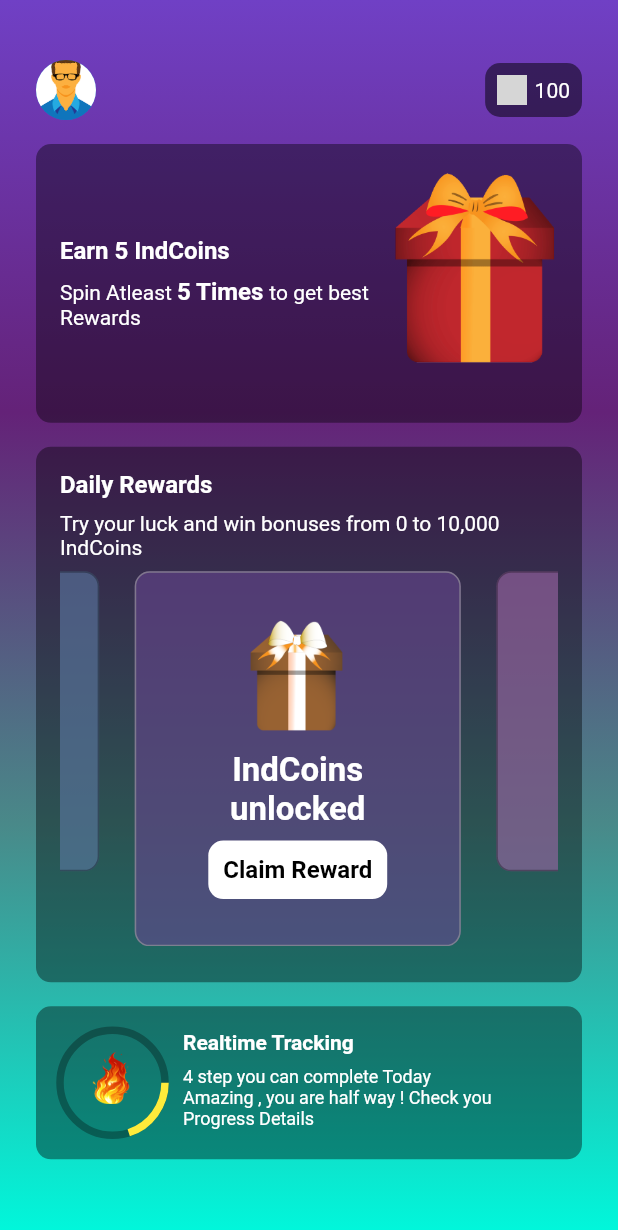
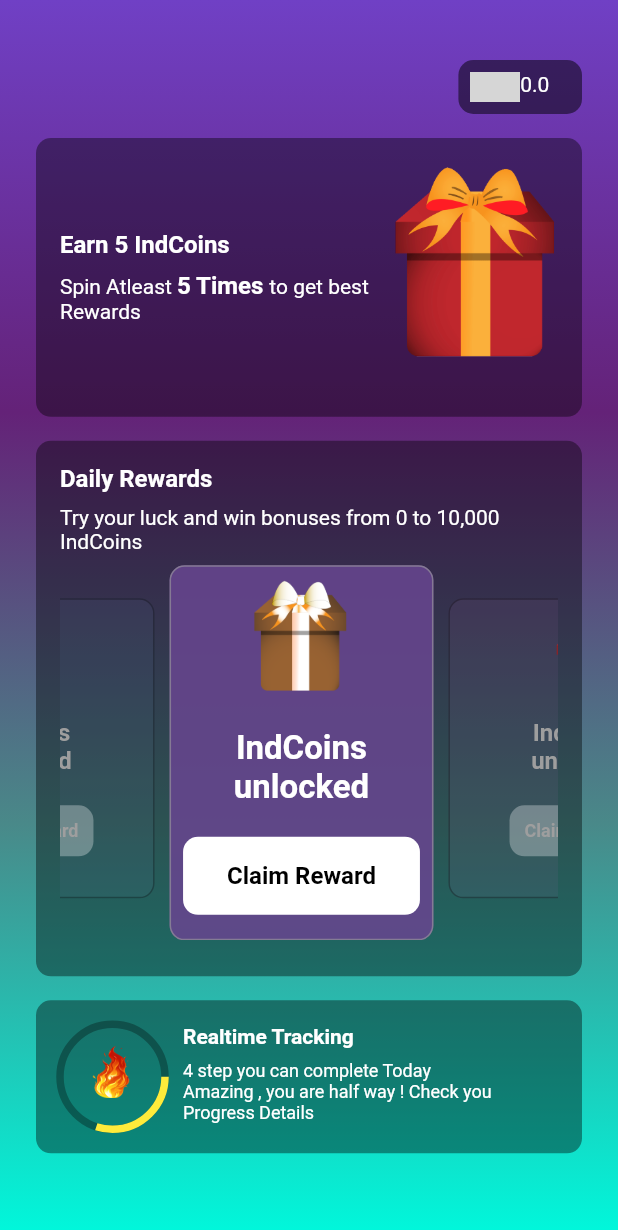
Before and after one commit to IndTubes/spinner-, a Flutter app: the RewardedScreen screen opened by its route, on a phone screen of 412 x 824 dp. Shown: the top 1230 px of the screen. Run offline on Flutter 3.47's test engine with Material 2 defaults, Android fonts, the phone set to English and light mode, and no system bars; our stand-ins replace audio_service, cached_network_image, device_info_plus, firebase_core, get, google_mobile_ads and 2 more; missing offline and left inert: audio_session, gif; accounts and stored records are empty; network calls fail; grey boxes are pictures that could not be loaded.

Commit message:
New Pop Design 22:06:2023 at 12:43Am

```diff
--- a/lib/resources/asset_constants.dart
+++ b/lib/resources/asset_constants.dart
@@ -17,4 +17,5 @@ class AssetConstants {
   static const String icFire  ='$_rootIconsPath/ic_fire.png' ;
   static const String icReward1  ='$_rootIconsPath/ic_reward_1.png' ;
   static const String icReward2  ='$_rootIconsPath/ic_reward_2.png' ;
+  static const String icGoldImage  ='$_rootIconsPath/gold_image.png' ;
 }
--- a/lib/spinner/reward_screen.dart
+++ b/lib/spinner/reward_screen.dart
@@ -2,6 +2,7 @@ import 'package:flutter/material.dart';
 import 'package:get/get.dart';
 import 'package:indtubes_1/resources/asset_constants.dart';
 import 'package:indtubes_1/resources/color_constants.dart';
+import 'package:indtubes_1/show_popup.dart';
 import 'package:indtubes_1/spinner/widget/custom_tracker.dart';
 import 'package:indtubes_1/view_model/rewarded_controller.dart';
 
@@ -13,12 +14,16 @@ class RewardedScreen extends StatelessWidget {
 final rewardedController = Get.put(RewardedController());
   @override
   Widget build(BuildContext context) {
-    return Scaffold(
+    return WillPopScope(
+      onWillPop:()async{
+       return  rewardedController.onWillPopScope(context) ;
+      },
+      child: Scaffold(
         body: Container(
           width: Get.width,
           height: Get.height,
-        decoration: BoxDecoration(
-            gradient: const LinearGradient(
+          decoration:const  BoxDecoration(
+              gradient:  LinearGradient(
                   begin: Alignment.topCenter,
                   end: Alignment.bottomCenter,
                   colors: [
@@ -59,17 +64,14 @@ final rewardedController = Get.put(RewardedController());
             ),
           ),
         ),
+      ),
     );
   }
 
-  Widget get _header => Row(
-        mainAxisAlignment: MainAxisAlignment.spaceBetween,
-        children: [
-          const CircleAvatar(
-            minRadius: 20,
-            backgroundImage: AssetImage(AssetConstants.icAvatar),
-          ),
-          Container(
+  Widget get _header => Align(
+    alignment: Alignment.topRight,
+    child: Container(
+     width: Get.width * .20,
       decoration: BoxDecoration(
         borderRadius: BorderRadius.circular(10),
         color: Colors.black.withOpacity(0.5),
@@ -77,27 +79,29 @@ final rewardedController = Get.put(RewardedController());
       child: Padding(
         padding: const EdgeInsets.all(8.0),
         child: Row(
+          crossAxisAlignment: CrossAxisAlignment.start,
           mainAxisAlignment: MainAxisAlignment.start,
-                children: const [
-                  SizedBox(
+          children:  [
+            Expanded(
+              child: SizedBox(
                 width: 20,
                 height: 20,
                 child: Image(
                   image: AssetImage(AssetConstants.icGifCoin),
                 ),
               ),
-                  SizedBox(
-                    width: 5,
             ),
-                  Text(
-                    "100",
+
+            Expanded(
+              child: Text(
+                rewardedController.spinnerController.earnedValue.toString(),
                 style: TextStyle(color: Colors.white, fontSize: 14),
+              ),
             )
           ],
         ),
       ),
-          )
-        ],
+    ),
   );
 
   Widget get _earnCoin => Container(
--- a/lib/spinner/widget/custom_tracker.dart
+++ b/lib/spinner/widget/custom_tracker.dart
@@ -1,5 +1,5 @@
 
-import 'dart:math';
+import 'dart:math' ;
 
 import 'package:flutter/material.dart';
 
@@ -24,11 +24,10 @@ class CustomTracker extends CustomPainter{
     canvas.drawCircle(center, 35, paint) ;
 
 
-    var sweepAngle = 2*pi/180 ;
 
     canvas.drawArc(
         Rect.fromCircle(center: center, radius: 35),
-        0, 2*pi*(20/100),  false, paint1);
+        0, 2*pi*(30/100),  false, paint1);
   }
 
   @override
--- a/lib/spinner/widget/rewarded_item.dart
+++ b/lib/spinner/widget/rewarded_item.dart
@@ -12,29 +12,31 @@ class RewardedItem extends StatelessWidget{
   @override
   Widget build(BuildContext context) {
     return Align(
-      alignment: Alignment.bottomCenter,
+      alignment: Alignment.topCenter,
       child: Padding(
-        padding: const EdgeInsets.only(right: 15.0),
-        child: Container(
+        padding: scale>0.7? const EdgeInsets.only(right: 10.0 )  :const EdgeInsets.only(right: 10.0, top: 22),
+        child: AnimatedContainer(
+          duration:const  Duration(milliseconds: 450),
           width: scale>0.7? 250 :200 ,
           height: scale>0.7? 250 :200,
           decoration: BoxDecoration(
-            color: color.withOpacity(0.6),
+            color: scale>0.7 ?color.withOpacity(0.88): color.withOpacity(0.1),
             border:scale>0.7? Border.all(color: Colors.grey.withOpacity(0.6)):Border.all(color: Colors.black.withOpacity(0.3)),
             borderRadius: BorderRadius.circular(10),
           ),
           child: Padding(
-            padding:const  EdgeInsets.all(10),
+            padding:const  EdgeInsets.all(8),
             child: Column(
               mainAxisAlignment: MainAxisAlignment.center,
               crossAxisAlignment: CrossAxisAlignment.center,
               children: [
-              scale >0.7 ? Image.asset(imageUrl, width: 80,height: 80,): Image.asset(imageUrl,width:40 ,height: 40),
-                const SizedBox(height: 8.0),
+                scale >0.7 ? Image.asset(imageUrl, width: 80,height: 80,): Image.asset(imageUrl,width:40 ,height: 40),
+                const SizedBox(height: 20.0),
                 scale >0.7 ? textWidgetBig(text: "IndCoins" ): textWidget(text: "IndCoins"),
                 scale >0.7 ?textWidgetBig(text: "unlocked" ):textWidget(text: "unlocked" ),
+                const SizedBox(height: 20.0),
+                scale >0.7 ?  Expanded(child: _claimRewardBig): _claimReward,
                 const SizedBox(height: 8.0),
-                scale >0.7 ?  _claimRewardBig: _claimReward
 
               ],
             ),
@@ -46,7 +48,7 @@ class RewardedItem extends StatelessWidget{
 
   Widget  textWidget({required String text}) => Text(
     text , style: const TextStyle(
-    color: Colors.white ,
+    color: Colors.grey ,
     fontSize: 16 ,
     fontWeight: FontWeight.bold
 
@@ -75,7 +77,7 @@ class RewardedItem extends StatelessWidget{
 
   Widget  textWidgetBlackSmall({required String text}) => Text(
     text , style: const TextStyle(
-      color: Colors.white ,
+      color: Colors.grey ,
       fontSize: 12 ,
       fontWeight: FontWeight.bold
 
@@ -93,11 +95,11 @@ class RewardedItem extends StatelessWidget{
   );
 
   Widget get _claimRewardBig => Container(
-    padding:const  EdgeInsets.all(10),
+    padding:const  EdgeInsets.symmetric(horizontal: 8 , vertical: 5),
     decoration: BoxDecoration(
       color: Colors.white,
       borderRadius: BorderRadius.circular(10),
     ),
-    child: textWidgetBlack(text: "Claim Reward" ),
+    child: Center(child: textWidgetBlack(text: "Claim Reward" )),
   );
 }
--- a/lib/spinner/widget/rewarded_page_view.dart
+++ b/lib/spinner/widget/rewarded_page_view.dart
@@ -14,13 +14,16 @@ class RewardedPageView extends StatefulWidget {
 }
 
 class _RewardedPageViewState extends State<RewardedPageView> {
-  double viewPortFraction = 0.7;
+
+
+  double viewPortFraction = 0.56;
   int currentPage =1 ;
   late PageController pageController ;
   double FULL_SCALE = 1.0;
   double PAGER_HEIGHT = 200.0;
   double SCALE_FRACTION = 0.7;
   double page =1.0 ;
+
 
   @override
   void initState() {
@@ -29,7 +32,18 @@ class _RewardedPageViewState extends State<RewardedPageView> {
   }
   @override
   Widget build(BuildContext context) {
-    return NotificationListener(
+    return NotificationListener<ScrollNotification>(
+      onNotification: (ScrollNotification notification){
+        if(notification is ScrollUpdateNotification) {
+          debugPrint("Inside scroll");
+          setState(() {
+            page = pageController.page!;
+          });
+        }
+          throw Exception("Scroll Issue") ;
+
+
+      },
         child: ExpandablePageView.builder(
           itemCount: widget.colorList.length,
           controller: pageController,
```
Also changed, not shown: lib/resources/material_button.dart (+6 -3 lines), lib/show_popup.dart (+65 -79 lines), lib/spinner/spinner_screen.dart (+19 -34 lines), lib/spinner/widget/custom_half_circle.dart (added, +43 -0 lines), lib/spinner/widget/custom_hexagon_btn.dart (added, +35 -0 lines), lib/spinner/widget/popup_view.dart (added, +176 -0 lines), lib/view_model/rewarded_controller.dart (+19 -0 lines), lib/view_model/spinning_controller.dart (+93 -11 lines), assets/icons/gold_image.png (added). Lines whose indentation alone changed are shown as unchanged.
